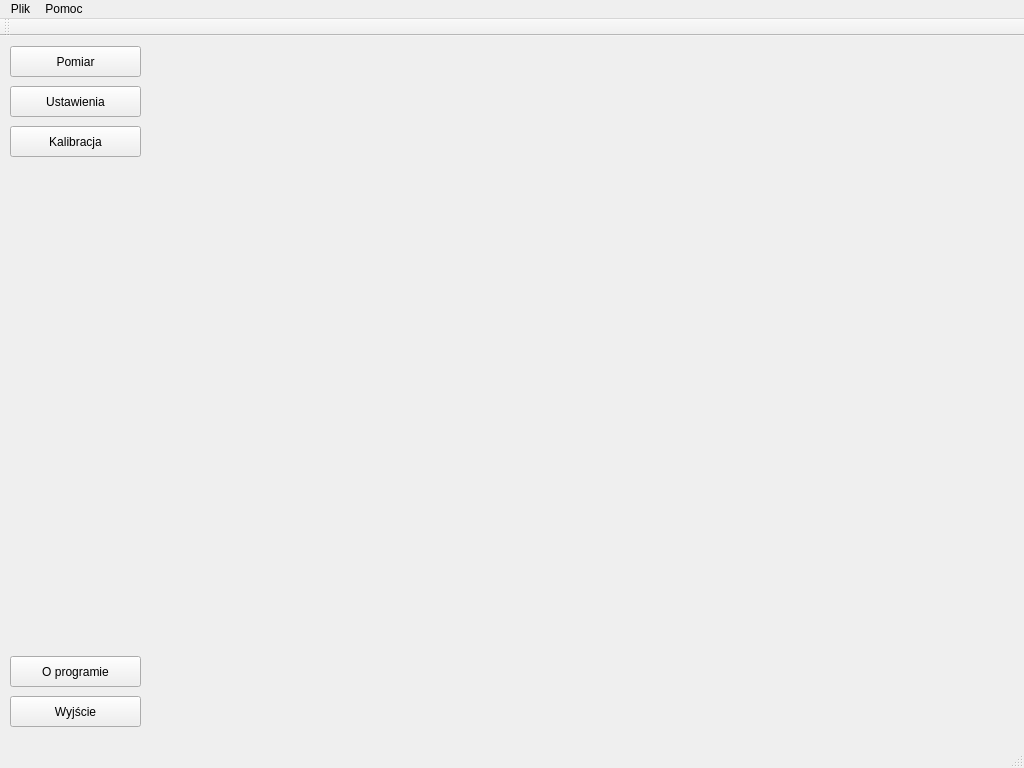
Above: StereoVision/mainwindow.ui from dzikipasterz/StareoVision before the change. Below: the same form after it.
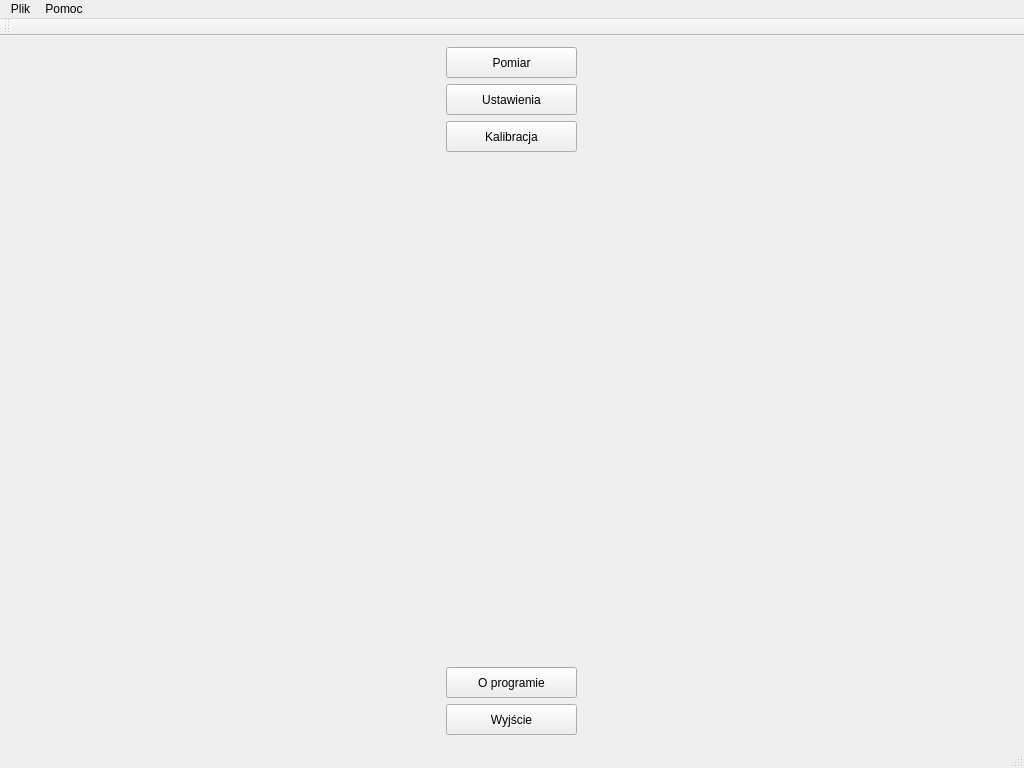
That is the form after the change.

Commit message: ui poprawione, praca w toku

```diff
--- a/StereoVision/mainwindow.ui
+++ b/StereoVision/mainwindow.ui
@@ -18,79 +18,128 @@
   </property>
   <property name="maximumSize">
    <size>
-    <width>1024</width>
-    <height>768</height>
+    <width>1920</width>
+    <height>1080</height>
    </size>
   </property>
   <property name="windowTitle">
    <string>MainWindow</string>
   </property>
   <widget class="QWidget" name="centralWidget">
+   <layout class="QHBoxLayout" name="horizontalLayout">
+    <item>
+     <layout class="QVBoxLayout" name="verticalLayout">
+      <item>
    <widget class="QPushButton" name="pushButtonPomiar">
-    <property name="geometry">
-     <rect>
-      <x>10</x>
-      <y>10</y>
+        <property name="minimumSize">
+         <size>
       <width>131</width>
       <height>31</height>
-     </rect>
+         </size>
+        </property>
+        <property name="maximumSize">
+         <size>
+          <width>131</width>
+          <height>31</height>
+         </size>
     </property>
     <property name="text">
      <string>Pomiar</string>
     </property>
    </widget>
-   <widget class="QPushButton" name="pushButtonKalibracja">
-    <property name="geometry">
-     <rect>
-      <x>10</x>
-      <y>90</y>
-      <width>131</width>
-      <height>31</height>
-     </rect>
-    </property>
-    <property name="text">
-     <string>Kalibracja</string>
-    </property>
-   </widget>
+      </item>
+      <item>
    <widget class="QPushButton" name="pushButtonUstawienia">
-    <property name="geometry">
-     <rect>
-      <x>10</x>
-      <y>50</y>
+        <property name="minimumSize">
+         <size>
       <width>131</width>
       <height>31</height>
-     </rect>
+         </size>
+        </property>
+        <property name="maximumSize">
+         <size>
+          <width>131</width>
+          <height>31</height>
+         </size>
     </property>
     <property name="text">
      <string>Ustawienia</string>
     </property>
    </widget>
-   <widget class="QPushButton" name="pushButtonWyjscie">
-    <property name="geometry">
-     <rect>
-      <x>10</x>
-      <y>660</y>
+      </item>
+      <item>
+       <widget class="QPushButton" name="pushButtonKalibracja">
+        <property name="minimumSize">
+         <size>
       <width>131</width>
       <height>31</height>
-     </rect>
+         </size>
+        </property>
+        <property name="maximumSize">
+         <size>
+          <width>131</width>
+          <height>31</height>
+         </size>
     </property>
     <property name="text">
-     <string>Wyjście</string>
-    </property>
-   </widget>
+         <string>Kalibracja</string>
+        </property>
+       </widget>
+      </item>
+      <item>
+       <spacer name="verticalSpacer">
+        <property name="orientation">
+         <enum>Qt::Vertical</enum>
+        </property>
+        <property name="sizeHint" stdset="0">
+         <size>
+          <width>0</width>
+          <height>0</height>
+         </size>
+        </property>
+       </spacer>
+      </item>
+      <item>
    <widget class="QPushButton" name="pushButtonInfo">
-    <property name="geometry">
-     <rect>
-      <x>10</x>
-      <y>620</y>
+        <property name="minimumSize">
+         <size>
       <width>131</width>
       <height>31</height>
-     </rect>
+         </size>
+        </property>
+        <property name="maximumSize">
+         <size>
+          <width>131</width>
+          <height>31</height>
+         </size>
     </property>
     <property name="text">
      <string>O programie</string>
     </property>
    </widget>
+      </item>
+      <item>
+       <widget class="QPushButton" name="pushButtonWyjscie">
+        <property name="minimumSize">
+         <size>
+          <width>131</width>
+          <height>31</height>
+         </size>
+        </property>
+        <property name="maximumSize">
+         <size>
+          <width>131</width>
+          <height>31</height>
+         </size>
+        </property>
+        <property name="text">
+         <string>Wyjście</string>
+        </property>
+       </widget>
+      </item>
+     </layout>
+    </item>
+   </layout>
   </widget>
   <widget class="QMenuBar" name="menuBar">
    <property name="geometry">
```
Left out of the diff: 3 changed lines with no effect on the pictures. Lines whose indentation alone changed are shown as unchanged. The commit also changes 5 other files.
